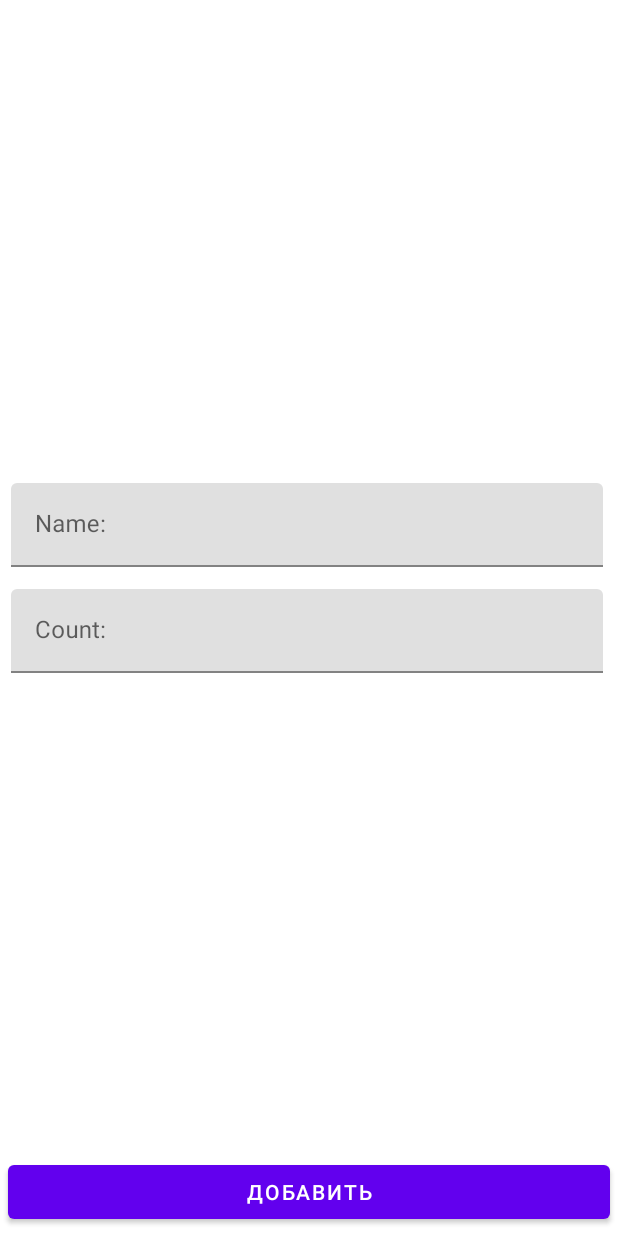
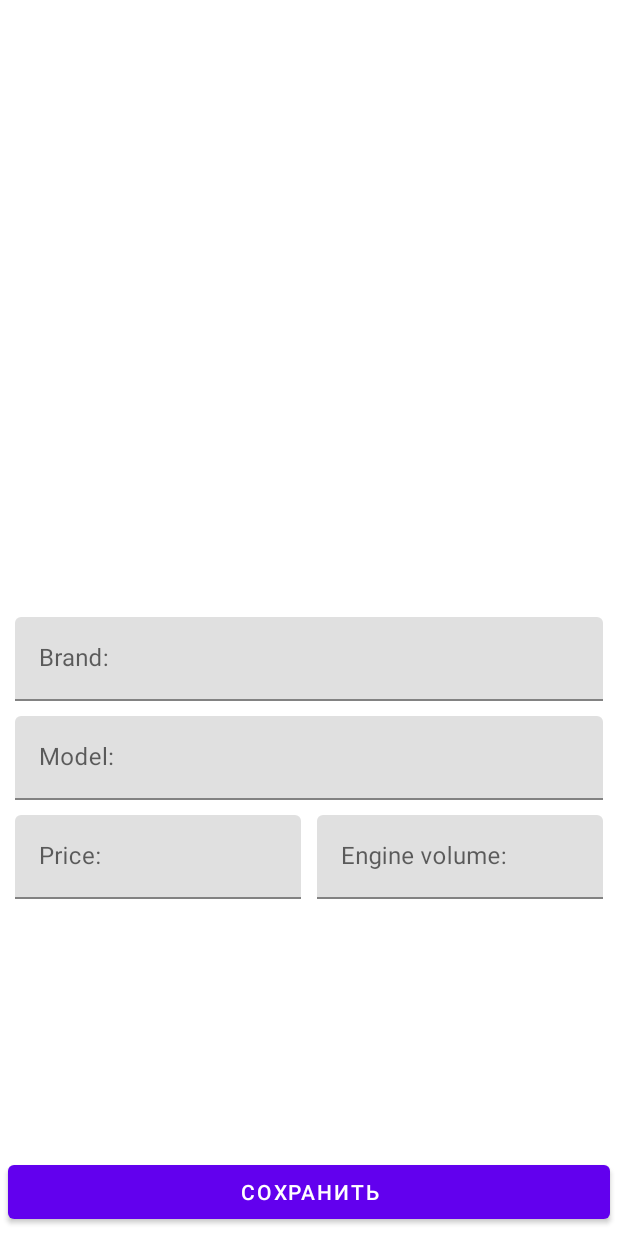
Before and after one commit to DelayVi/Drive3, an Android app: the screen it shows after launch (MainActivity), after a tap on "Add new shop item", on a phone screen of 412 x 824 dp. Run offline under Robolectric (Android 15) with nearby library versions, the phone set to English and light mode, and no system bars; our stand-ins replace Picasso, data binding; pictures from the network do not load.

Commit message:
data binding

```diff
--- a/app/build.gradle
+++ b/app/build.gradle
@@ -33,7 +33,7 @@ android {
         jvmTarget = '1.8'
     }
     buildFeatures {
-        viewBinding true
+        dataBinding true
     }
 }
 
--- /dev/null
+++ b/app/src/main/java/ru/delayvi/drive3/presentation/BindingAdapter.kt
@@ -0,0 +1,26 @@
+package ru.delayvi.drive3.presentation
+
+import android.widget.TextView
+import androidx.databinding.BindingAdapter
+import ru.delayvi.drive3.domain.entity.Color
+
+@BindingAdapter("setPriceToViewHolder")
+fun setPriceToViewHolder(textView: TextView, text: String){
+    textView.text = "$text RUB"
+}
+
+@BindingAdapter("setEngineToViewHolder")
+fun setEngineToViewHolder(textView: TextView, volume: String){
+    textView.text = volume.take(3) + "L"
+}
+
+@BindingAdapter("setColorToViewHolder")
+fun setColorToViewHolder(textView: TextView, color: Color){
+    textView.text = when(color){
+        Color.BLACK -> "Чёрный"
+        Color.BLUE -> "Синий"
+        Color.RED -> "Красный"
+        Color.WHITE -> "Белый"
+        Color.GREEN -> "Зелёный"
+    }
+}
--- a/app/src/main/java/ru/delayvi/drive3/presentation/main/MainActivity.kt
+++ b/app/src/main/java/ru/delayvi/drive3/presentation/main/MainActivity.kt
@@ -1,5 +1,6 @@
 package ru.delayvi.drive3.presentation.main
 
+import android.content.Context
 import androidx.appcompat.app.AppCompatActivity
 import android.os.Bundle
 import androidx.lifecycle.ViewModelProvider
@@ -10,10 +11,9 @@ import ru.delayvi.drive3.presentation.recycler_view.CarListAdapter
 
 class MainActivity : AppCompatActivity() {
 
-
-
     override fun onCreate(savedInstanceState: Bundle?) {
         super.onCreate(savedInstanceState)
         setContentView(R.layout.activity_main)
+
     }
 }
--- a/app/src/main/java/ru/delayvi/drive3/presentation/main/MainFragment.kt
+++ b/app/src/main/java/ru/delayvi/drive3/presentation/main/MainFragment.kt
@@ -8,6 +8,8 @@ import android.view.ViewGroup
 import android.widget.Toast
 import androidx.lifecycle.ViewModelProvider
 import androidx.navigation.fragment.findNavController
+import androidx.recyclerview.widget.ItemTouchHelper
+import androidx.recyclerview.widget.RecyclerView
 import ru.delayvi.drive3.R
 import ru.delayvi.drive3.databinding.ActivityMainBinding
 import ru.delayvi.drive3.databinding.FragmentMainBinding
@@ -25,10 +27,6 @@ class MainFragment : Fragment() {
     }
 
     private var carListAdapter = CarListAdapter()
-
-    override fun onCreate(savedInstanceState: Bundle?) {
-        super.onCreate(savedInstanceState)
-    }
 
     override fun onCreateView(
         inflater: LayoutInflater, container: ViewGroup?,
@@ -54,23 +52,32 @@ class MainFragment : Fragment() {
             findNavController().navigate(MainFragmentDirections.actionMainFragmentToCarFragment2(true))
         }
     }
+
     private fun setupRecyclerView() {
         carListAdapter = CarListAdapter()
         binding.rvCar.adapter = carListAdapter
+        swipeToRemove(binding.rvCar)
     }
 
-    private fun launchFragment(fragment: CarFragment) {
-        requireActivity().supportFragmentManager.beginTransaction()
-            .replace(R.id.fragment_car, fragment)
-            .addToBackStack(null)
-            .commit()
-    }
+    private fun swipeToRemove(recyclerView: RecyclerView) {
+        val callback = object : ItemTouchHelper.SimpleCallback(
+            0,
+            ItemTouchHelper.LEFT or ItemTouchHelper.RIGHT
+        ) {
+            override fun onMove(
+                recyclerView: RecyclerView,
+                viewHolder: RecyclerView.ViewHolder,
+                target: RecyclerView.ViewHolder
+            ): Boolean {
+                return false
+            }
 
-    companion object {
-
-
-        fun newInstance(): MainFragment {
-            return MainFragment()
+            override fun onSwiped(viewHolder: RecyclerView.ViewHolder, direction: Int) {
+                val item = carListAdapter.currentList[viewHolder.adapterPosition]
+                viewModel.deleteCar(item)
+            }
         }
+        val itemTouchHelper = ItemTouchHelper(callback)
+        itemTouchHelper.attachToRecyclerView(recyclerView)
     }
 }
--- a/app/src/main/java/ru/delayvi/drive3/presentation/recycler_view/CarListAdapter.kt
+++ b/app/src/main/java/ru/delayvi/drive3/presentation/recycler_view/CarListAdapter.kt
@@ -3,7 +3,9 @@ package ru.delayvi.drive3.presentation.recycler_view
 import android.view.LayoutInflater
 import android.view.ViewGroup
 import androidx.recyclerview.widget.ListAdapter
+import com.squareup.picasso.Picasso
 import ru.delayvi.drive3.R
+import ru.delayvi.drive3.databinding.CarItemBinding
 import ru.delayvi.drive3.domain.entity.Car
 
 
@@ -12,17 +14,24 @@ class CarListAdapter() : ListAdapter<Car, CarViewHolder>(CarDiffUtilCallback())
     var onClickListener: ((Car) -> Unit)? = null
 
     override fun onCreateViewHolder(parent: ViewGroup, viewType: Int): CarViewHolder {
-        val view = LayoutInflater.from(parent.context).inflate(R.layout.car_item, parent, false )
-        return CarViewHolder(view)
+        val binding = CarItemBinding.inflate(
+            LayoutInflater.from(parent.context),
+            parent,
+            false
+        )
+        return CarViewHolder(binding)
     }
 
     override fun onBindViewHolder(viewHolder: CarViewHolder, position: Int) {
+        val binding = viewHolder.binding
         val selectedCar = getItem(position)
-        viewHolder.bind(selectedCar)
+        binding.carProperties = selectedCar
+        Picasso.get()
+            .load(selectedCar.imageUri)
+            .placeholder(R.drawable.ic_launcher_background)
+            .into(binding.carImage)
         viewHolder.itemView.setOnClickListener {
             onClickListener?.invoke(selectedCar)
         }
     }
-
-
 }
--- a/app/src/main/java/ru/delayvi/drive3/presentation/recycler_view/CarViewHolder.kt
+++ b/app/src/main/java/ru/delayvi/drive3/presentation/recycler_view/CarViewHolder.kt
@@ -8,27 +8,4 @@ import ru.delayvi.drive3.databinding.CarItemBinding
 import ru.delayvi.drive3.domain.entity.Car
 import ru.delayvi.drive3.domain.entity.Color
 
-class CarViewHolder(itemView: View) : RecyclerView.ViewHolder(itemView) {
-    private val binding = CarItemBinding.bind(itemView)
-    fun bind(car: Car) = with(binding) {
-        with(car) {
-            tvBrand.text = brand
-            tvModel.text = model
-            tvPrice.text = price + " RUB"
-            tvEngine.text = engine.take(3) + " L"
-            tvColor.text = when (color) {
-                Color.BLACK -> "Чёрный"
-                Color.BLUE -> "Синий"
-                Color.RED -> "Красный"
-                Color.WHITE -> "Белый"
-                Color.GREEN -> "Зелёный"
-            }
-            Picasso.get()
-                .load(imageUri)
-                .placeholder(R.drawable.ic_launcher_background)
-                .into(binding.carImage)
-        }
-
-    }
-
-}
+class CarViewHolder(val binding: CarItemBinding) : RecyclerView.ViewHolder(binding.root)
--- a/app/src/main/res/layout/activity_main.xml
+++ b/app/src/main/res/layout/activity_main.xml
@@ -1,4 +1,5 @@
 <?xml version="1.0" encoding="utf-8"?>
+<layout>
 <androidx.fragment.app.FragmentContainerView
     xmlns:android="http://schemas.android.com/apk/res/android"
     xmlns:tools="http://schemas.android.com/tools"
@@ -11,3 +12,4 @@
     app:defaultNavHost="true"
     tools:context=".presentation.main.MainActivity"
     />
+</layout>
--- a/app/src/main/res/layout/fragment_car.xml
+++ b/app/src/main/res/layout/fragment_car.xml
@@ -1,65 +1,127 @@
 <?xml version="1.0" encoding="utf-8"?>
-<androidx.constraintlayout.widget.ConstraintLayout xmlns:android="http://schemas.android.com/apk/res/android"
-    xmlns:app="http://schemas.android.com/apk/res-auto"
-    xmlns:tools="http://schemas.android.com/tools"
+<layout xmlns:tools="http://schemas.android.com/tools"
+    xmlns:android="http://schemas.android.com/apk/res/android"
+    xmlns:app="http://schemas.android.com/apk/res-auto">
+
+    <data>
+        <variable
+            name="viewModel"
+            type="ru.delayvi.drive3.presentation.car_fragment.CarFragmentViewModel" />
+    </data>
+
+    <androidx.constraintlayout.widget.ConstraintLayout
         android:layout_width="match_parent"
         android:layout_height="match_parent"
         android:background="#FFFFFF"
-    tools:context=".presentation.ShopItemActivity">
+        tools:context=".presentation.main.MainActivity">
+
+        <ImageView
+            android:id="@+id/ivCar"
+            android:layout_width="0dp"
+            android:layout_height="250dp"
+            android:scaleType="centerCrop"
+            app:layout_constraintBottom_toBottomOf="parent"
+            app:layout_constraintEnd_toEndOf="parent"
+            app:layout_constraintStart_toStartOf="parent"
+            app:layout_constraintTop_toTopOf="parent"
+            app:layout_constraintVertical_bias="0.0"
+            tools:src="@tools:sample/avatars" />
 
         <com.google.android.material.textfield.TextInputLayout
-        android:id="@+id/tilName"
-        android:layout_width="409dp"
+            android:id="@+id/tilBrand"
+            android:layout_width="0dp"
             android:layout_height="wrap_content"
-        android:padding="7dp"
-        app:layout_constraintBottom_toTopOf="@+id/tilCount"
-        app:layout_constraintTop_toTopOf="parent"
-        app:layout_constraintVertical_chainStyle="packed"
-        tools:layout_editor_absoluteX="1dp">
+            android:layout_marginBottom="10dp"
+            app:layout_constraintBottom_toTopOf="@+id/tilModel"
+            app:layout_constraintEnd_toEndOf="parent"
+            app:layout_constraintStart_toStartOf="parent"
+            app:layout_constraintTop_toBottomOf="@+id/ivCar"
+            app:layout_constraintVertical_chainStyle="packed">
 
             <com.google.android.material.textfield.TextInputEditText
-            android:id="@+id/etName"
+                android:id="@+id/etBrand"
                 android:layout_width="match_parent"
                 android:layout_height="wrap_content"
-            android:hint="Name:"
-            android:inputType="textCapWords" />
+                android:layout_marginStart="10dp"
+                android:layout_marginEnd="10dp"
+                android:hint="Brand:"
+                android:inputType="number|text"
+                android:text="@{viewModel.selectedCar.brand}" />
         </com.google.android.material.textfield.TextInputLayout>
 
         <com.google.android.material.textfield.TextInputLayout
-        android:id="@+id/tilCount"
-        android:layout_width="409dp"
+            android:id="@+id/tilModel"
+            android:layout_width="0dp"
             android:layout_height="wrap_content"
-        android:padding="7dp"
-        app:layout_constraintBottom_toTopOf="@+id/save_button"
-        app:layout_constraintTop_toBottomOf="@+id/tilName"
-        tools:layout_editor_absoluteX="1dp">
+            android:layout_marginBottom="10dp"
+            app:layout_constraintBottom_toTopOf="@+id/tilPrice"
+            app:layout_constraintEnd_toEndOf="parent"
+            app:layout_constraintStart_toStartOf="parent"
+            app:layout_constraintTop_toBottomOf="@+id/tilBrand">
 
             <com.google.android.material.textfield.TextInputEditText
-            android:id="@+id/etCount"
+                android:id="@+id/etModel"
                 android:layout_width="match_parent"
                 android:layout_height="wrap_content"
-            android:hint="Count:"
-            android:inputType="numberDecimal" />
+                android:layout_marginStart="10dp"
+                android:layout_marginEnd="10dp"
+                android:hint="Model:"
+                android:inputType="number|text"
+                android:text="@{viewModel.selectedCar.model}" />
         </com.google.android.material.textfield.TextInputLayout>
 
-    <ImageView
-        android:id="@+id/ivCar"
-        android:layout_width="wrap_content"
+        <com.google.android.material.textfield.TextInputLayout
+            android:id="@+id/tilPrice"
+            android:layout_width="0dp"
             android:layout_height="wrap_content"
-        app:layout_constraintBottom_toTopOf="@+id/tilName"
+            android:layout_marginBottom="10dp"
+            app:layout_constraintBottom_toTopOf="@+id/save_button"
+            app:layout_constraintEnd_toStartOf="@+id/tilEngine"
+            app:layout_constraintHorizontal_bias="0.5"
+            app:layout_constraintStart_toStartOf="parent"
+            app:layout_constraintTop_toBottomOf="@+id/tilModel">
+
+            <com.google.android.material.textfield.TextInputEditText
+                android:id="@+id/etPrice"
+                android:layout_width="match_parent"
+                android:layout_height="wrap_content"
+                android:layout_marginStart="10dp"
+                android:layout_marginEnd="5dp"
+                android:hint="Price:"
+                android:inputType="number"
+                android:text="@{viewModel.selectedCar.price}" />
+        </com.google.android.material.textfield.TextInputLayout>
+
+        <com.google.android.material.textfield.TextInputLayout
+            android:id="@+id/tilEngine"
+            android:layout_width="0dp"
+            android:layout_height="wrap_content"
+            app:layout_constraintBottom_toBottomOf="@+id/tilPrice"
             app:layout_constraintEnd_toEndOf="parent"
-        app:layout_constraintStart_toStartOf="parent"
-        app:layout_constraintTop_toTopOf="parent"
-        tools:src="@tools:sample/avatars" />
+            app:layout_constraintHorizontal_bias="0.5"
+            app:layout_constraintStart_toEndOf="@+id/tilPrice"
+            app:layout_constraintTop_toTopOf="@+id/tilPrice">
+
+            <com.google.android.material.textfield.TextInputEditText
+                android:id="@+id/etEngine"
+                android:layout_width="match_parent"
+                android:layout_height="wrap_content"
+                android:layout_marginStart="5dp"
+                android:layout_marginEnd="10dp"
+                android:hint="Engine volume:"
+                android:inputType="number"
+                android:text="@{viewModel.selectedCar.engine}" />
+        </com.google.android.material.textfield.TextInputLayout>
 
         <Button
             android:id="@+id/save_button"
             android:layout_width="0dp"
             android:layout_height="wrap_content"
             android:layout_margin="5dp"
-        android:text="Добавить"
+            android:text="Сохранить"
             app:layout_constraintBottom_toBottomOf="parent"
             app:layout_constraintEnd_toEndOf="parent"
             app:layout_constraintStart_toStartOf="parent" />
 
     </androidx.constraintlayout.widget.ConstraintLayout>
+</layout>
--- a/app/src/main/res/layout/fragment_main.xml
+++ b/app/src/main/res/layout/fragment_main.xml
@@ -1,4 +1,5 @@
 <?xml version="1.0" encoding="utf-8"?>
+<layout>
 <androidx.constraintlayout.widget.ConstraintLayout xmlns:android="http://schemas.android.com/apk/res/android"
     xmlns:app="http://schemas.android.com/apk/res-auto"
     xmlns:tools="http://schemas.android.com/tools"
@@ -38,3 +39,4 @@
     </androidx.recyclerview.widget.RecyclerView>
 
 </androidx.constraintlayout.widget.ConstraintLayout>
+</layout>
```
Also changed, not shown: app/src/main/java/ru/delayvi/drive3/data/impl/CarListRepositoryImpl.kt (+7 -1 lines), app/src/main/java/ru/delayvi/drive3/presentation/car_fragment/CarFragment.kt (+20 -10 lines), app/src/main/java/ru/delayvi/drive3/presentation/car_fragment/CarFragmentViewModel.kt (+9 -12 lines), app/src/main/res/layout/car_item.xml (+13 -5 lines). Lines whose indentation alone changed are shown as unchanged.
